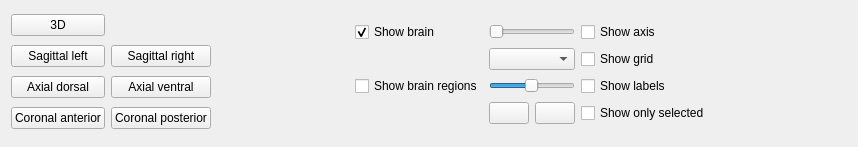
Above: braphy/gui/ui_files/brain_atlas_settings_widget.ui from softmatterlab/Braph-2.0-Python before the change. Below: the same form after it.
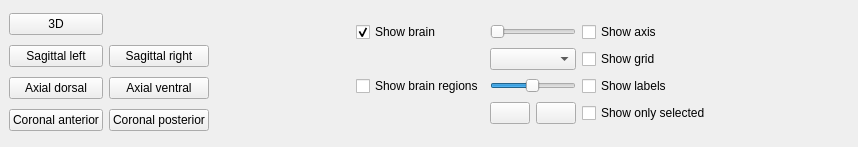
That is the form after the change. Icons and pictures are not drawn.

Commit message: Set layout constraints for brain atlas

Patch:
```diff
--- a/braphy/gui/ui_files/brain_atlas_settings_widget.ui
+++ b/braphy/gui/ui_files/brain_atlas_settings_widget.ui
@@ -20,11 +20,29 @@
    <string>Form</string>
   </property>
   <layout class="QHBoxLayout" name="horizontalLayout">
+   <property name="spacing">
+    <number>8</number>
+   </property>
+   <property name="leftMargin">
+    <number>9</number>
+   </property>
+   <property name="topMargin">
+    <number>9</number>
+   </property>
+   <property name="rightMargin">
+    <number>9</number>
+   </property>
+   <property name="bottomMargin">
+    <number>9</number>
+   </property>
    <item>
     <layout class="QGridLayout" name="gridLayout_9">
      <property name="rightMargin">
       <number>0</number>
      </property>
+     <property name="spacing">
+      <number>6</number>
+     </property>
      <item row="2" column="1">
       <widget class="QPushButton" name="btnAxialVentral">
        <property name="text">
@@ -96,6 +114,9 @@
      </property>
      <item>
       <layout class="QGridLayout" name="gridLayout_6">
+       <property name="spacing">
+        <number>6</number>
+       </property>
        <item row="2" column="0">
         <widget class="QCheckBox" name="checkBoxShowBrainRegions">
          <property name="text">
```
The commit also changes 1 other file.
